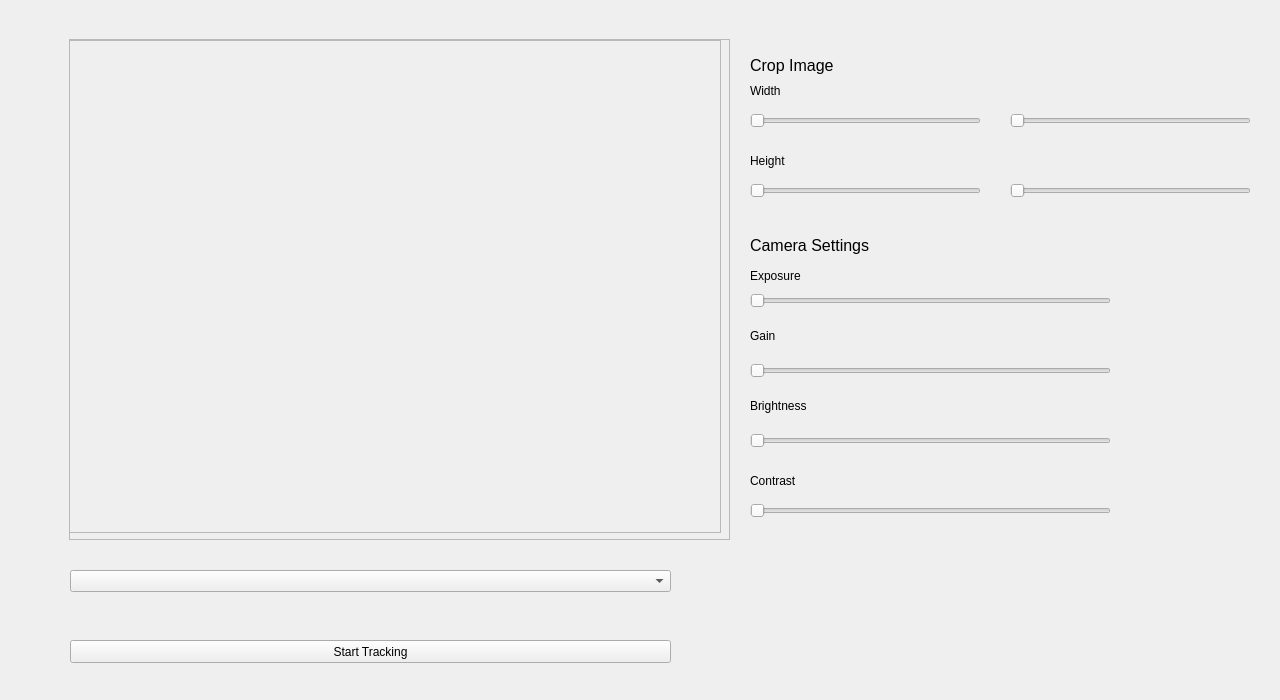
First picture: the form in widget.ui, repository cdtudehope/LaserTracker, before the edit.
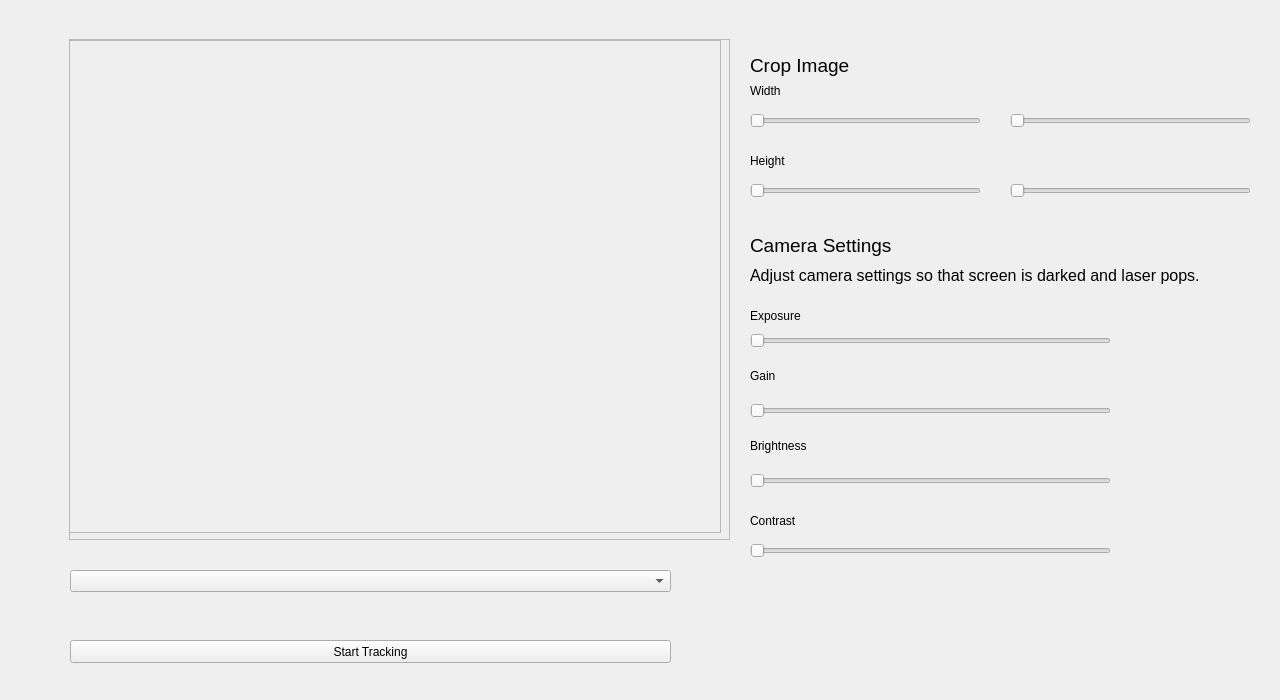
Second picture: the form after the edit.

```diff
--- a/widget.ui
+++ b/widget.ui
@@ -167,7 +167,7 @@
    </property>
    <property name="font">
     <font>
-     <pointsize>12</pointsize>
+     <pointsize>14</pointsize>
     </font>
    </property>
    <property name="text">
@@ -185,7 +185,7 @@
    </property>
    <property name="font">
     <font>
-     <pointsize>12</pointsize>
+     <pointsize>14</pointsize>
     </font>
    </property>
    <property name="text">
@@ -222,7 +222,7 @@
    <property name="geometry">
     <rect>
      <x>750</x>
-     <y>290</y>
+     <y>330</y>
      <width>361</width>
      <height>22</height>
     </rect>
@@ -235,7 +235,7 @@
    <property name="geometry">
     <rect>
      <x>750</x>
-     <y>500</y>
+     <y>540</y>
      <width>361</width>
      <height>22</height>
     </rect>
@@ -248,7 +248,7 @@
    <property name="geometry">
     <rect>
      <x>750</x>
-     <y>360</y>
+     <y>400</y>
      <width>361</width>
      <height>22</height>
     </rect>
@@ -261,7 +261,7 @@
    <property name="geometry">
     <rect>
      <x>750</x>
-     <y>430</y>
+     <y>470</y>
      <width>361</width>
      <height>22</height>
     </rect>
@@ -274,7 +274,7 @@
    <property name="geometry">
     <rect>
      <x>750</x>
-     <y>260</y>
+     <y>300</y>
      <width>121</width>
      <height>31</height>
     </rect>
@@ -287,7 +287,7 @@
    <property name="geometry">
     <rect>
      <x>750</x>
-     <y>320</y>
+     <y>360</y>
      <width>111</width>
      <height>31</height>
     </rect>
@@ -300,7 +300,7 @@
    <property name="geometry">
     <rect>
      <x>750</x>
-     <y>390</y>
+     <y>430</y>
      <width>81</width>
      <height>31</height>
     </rect>
@@ -313,7 +313,7 @@
    <property name="geometry">
     <rect>
      <x>750</x>
-     <y>470</y>
+     <y>510</y>
      <width>81</width>
      <height>21</height>
     </rect>
@@ -322,6 +322,24 @@
     <string>Contrast</string>
    </property>
   </widget>
+  <widget class="QLabel" name="label_9">
+   <property name="geometry">
+    <rect>
+     <x>750</x>
+     <y>250</y>
+     <width>471</width>
+     <height>51</height>
+    </rect>
+   </property>
+   <property name="font">
+    <font>
+     <pointsize>12</pointsize>
+    </font>
+   </property>
+   <property name="text">
+    <string>Adjust camera settings so that screen is darked and laser pops.</string>
+   </property>
+  </widget>
  </widget>
  <layoutdefault spacing="6" margin="11"/>
  <resources/>
```
